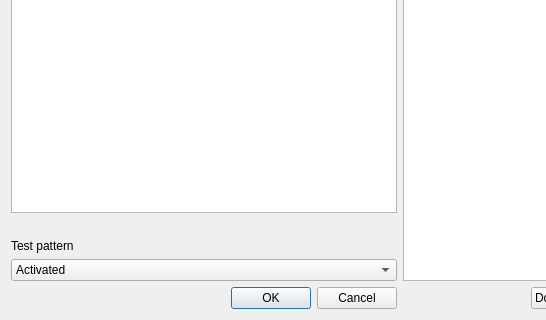
First picture: the form in OCPM/plugin_ocpm.ui, repository cinemaouvert/opp_plugins, before the edit; both pictures show x 0 to 546 and y 350 to 670 of the 799 by 670 pixel window.
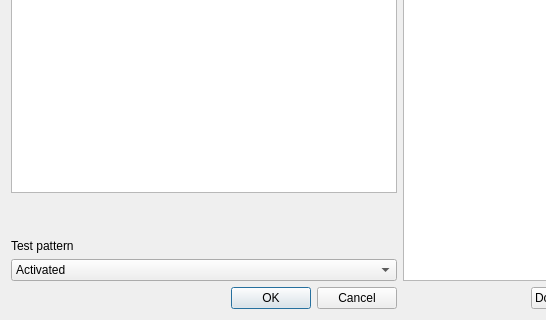
Second picture: the form after the edit. Icons and pictures are not drawn.

Commit message: Add hash sha1 for opcm

Patch:
```diff
--- a/OCPM/plugin_ocpm.ui
+++ b/OCPM/plugin_ocpm.ui
@@ -36,6 +36,13 @@
        <item>
         <widget class="QTextBrowser" name="textBrowser_xml"/>
        </item>
+       <item>
+        <widget class="QLabel" name="label_sha1">
+         <property name="text">
+          <string/>
+         </property>
+        </widget>
+       </item>
        <item>
         <widget class="QLabel" name="label_md5">
          <property name="text">
```
The commit also changes 2 other files.
